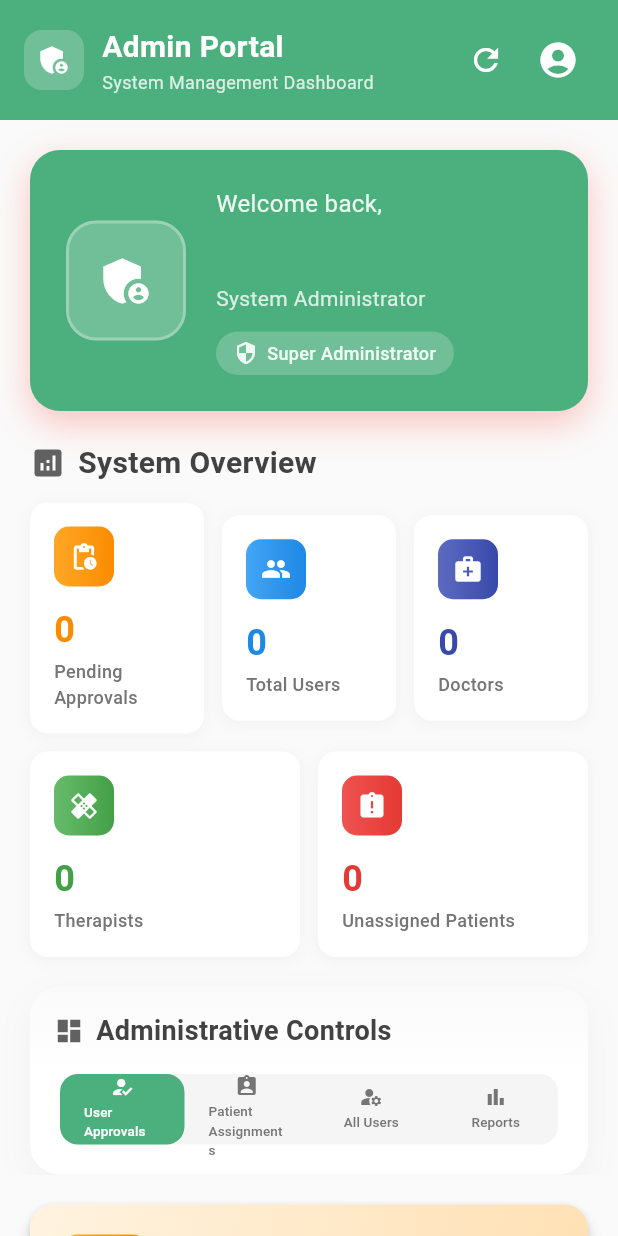
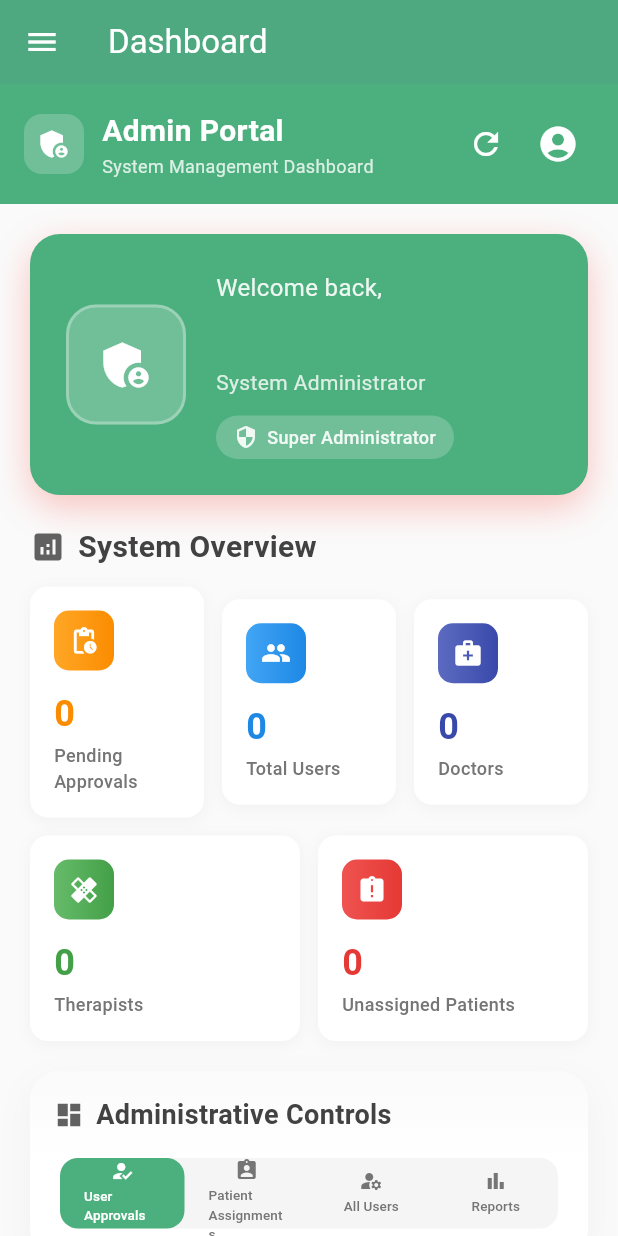
Before and after one commit to Rathin0708/iedeo-doc-admin, a Flutter app: the screen it shows once a user with an empty profile is signed in, on a phone screen of 412 x 824 dp. Run offline on Flutter 3.47's test engine with Material 3 defaults, Android fonts, the phone set to English and light mode, and no system bars; our stand-ins replace cloud_firestore, firebase_auth, firebase_core, firebase_storage, flutter_image_compress, google_sign_in and 4 more; accounts and stored records are empty.

Commit message:
nav correctuon

```diff
--- a/lib/screens/side_nav_pages.dart
+++ b/lib/screens/side_nav_pages.dart
@@ -28,6 +28,7 @@ class AdminShell extends StatefulWidget {
 
 class _AdminShellState extends State<AdminShell> {
   int _selectedIndex = 0;
+  final GlobalKey<ScaffoldState> _scaffoldKey = GlobalKey<ScaffoldState>();
 
   // Helper widgets for inner content per tab, not const due to DashboardBody
   final List<Widget> _pages = [
@@ -39,17 +40,60 @@ class _AdminShellState extends State<AdminShell> {
     const SettingScreen(),
   ];
 
+  // List of page titles that correspond to the navigation items
+  final List<String> _pageTitles = [
+    'Dashboard',
+    'Patients',
+    'Visits',
+    'Users',
+    'Reports',
+    'Settings',
+  ];
+
   @override
   Widget build(BuildContext context) {
     return Scaffold(
+      key: _scaffoldKey,
       backgroundColor: Colors.grey[50],
+      // Add AppBar for all screen sizes
+      appBar: AppBar(
+        title: Text(_pageTitles[_selectedIndex]),
+        backgroundColor: const Color(0xFF4CAF7E),
+        foregroundColor: Colors.white,
+        // Only show the menu button when the drawer is not permanently visible
+        leading: LayoutBuilder(builder: (context, _) {
+          final screenWidth = MediaQuery.of(context).size.width;
+          if (screenWidth < 1000) {
+            return IconButton(
+              icon: const Icon(Icons.menu),
+              onPressed: () {
+                _scaffoldKey.currentState?.openDrawer();
+              },
+            );
+          }
+          return const SizedBox.shrink(); // No leading widget when sidebar is visible
+        }),
+      ),
+      // Add drawer for small screens
+      drawer: MediaQuery.of(context).size.width < 1000 ? Drawer(
+        child: SideNavbar(
+          selectedIndex: _selectedIndex,
+          onItemSelected: (i) {
+            setState(() => _selectedIndex = i);
+            // Close the drawer after selection on small screens
+            Navigator.pop(context);
+          },
+        ),
+      ) : null,
       body: LayoutBuilder(
         builder: (context, constraints) {
           final stack = IndexedStack(
             index: _selectedIndex,
             children: _pages,
           );
-          if (constraints.maxWidth >= 1100) {
+
+          // Show side navbar permanently for screens >= 1000px width
+          if (constraints.maxWidth >= 1000) {
             return Row(
               children: [
                 SideNavbar(
@@ -60,6 +104,8 @@ class _AdminShellState extends State<AdminShell> {
               ],
             );
           }
+
+          // For smaller screens, just show the content
           return stack;
         },
       ),
```
